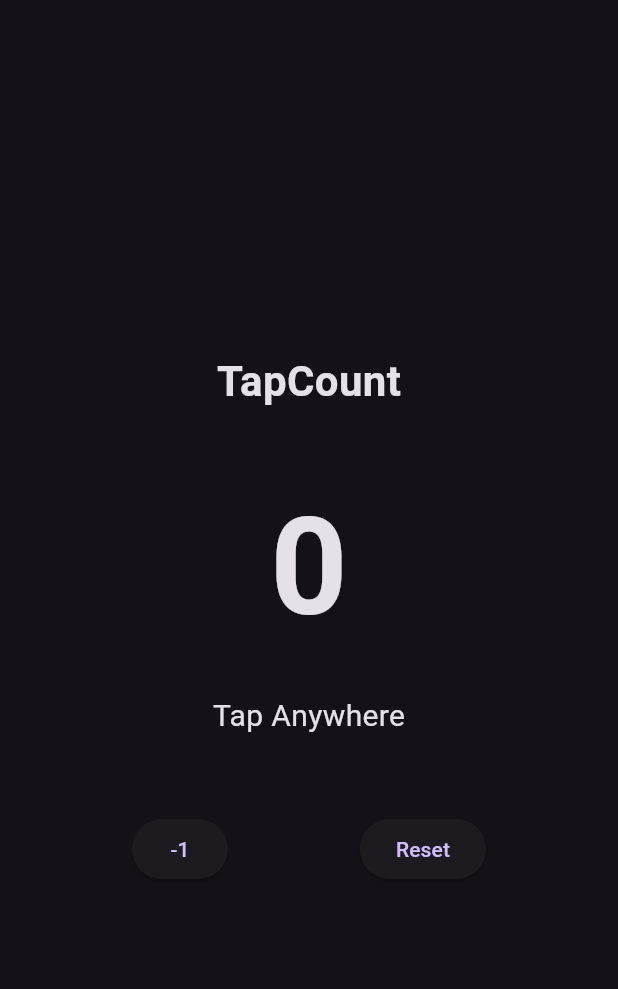
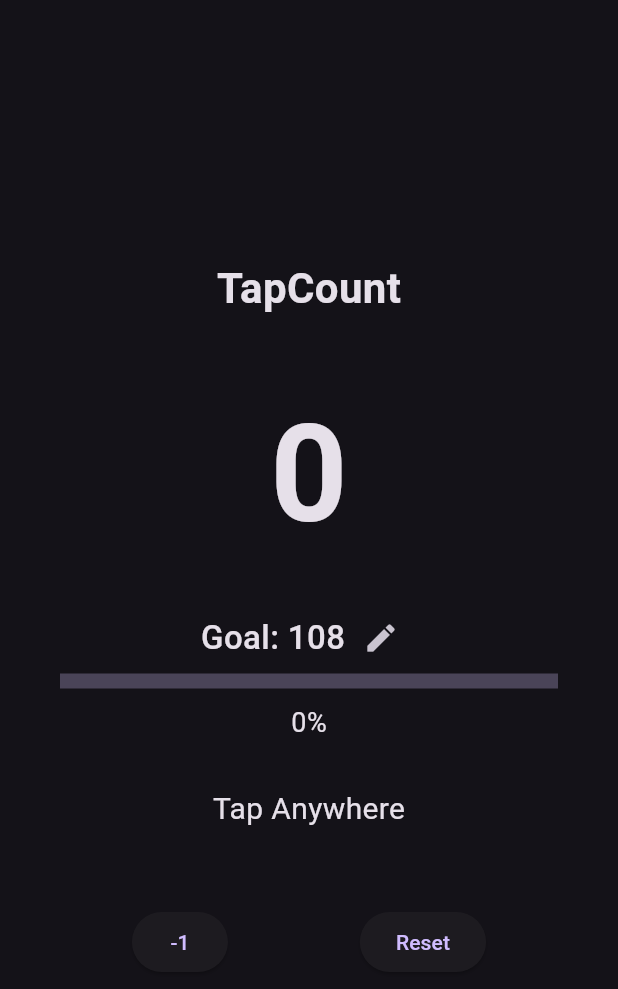
Before and after one commit to ishithasolanki162-bit/tapcount, a Flutter app: the screen it shows after launch, on a phone screen of 412 x 824 dp. Shown: the top 989 px of the screen. Run offline on Flutter 3.47's test engine with Material 3 defaults, Android fonts, the phone set to English and light mode, and no system bars; our stand-ins replace shared_preferences, vibration.

Commit message:
add custom daily goals with persistence

```diff
--- a/lib/screens/home_screen.dart
+++ b/lib/screens/home_screen.dart
@@ -11,28 +11,31 @@ class HomeScreen extends StatefulWidget {
 
 class _HomeScreenState extends State<HomeScreen> {
 int count = 0;
+int goal = 108;
 
 @override
 void initState() {
 super.initState();
-    loadCount();
+loadData();
 }
 
-  Future<void> loadCount() async {
+Future<void> loadData() async {
 count = await StorageService.loadCount();
+goal = await StorageService.loadGoal();
 setState(() {});
 }
 
 Future<void> increment() async {
 count++;
 
-    if (await Vibration.hasVibrator() ) {
+if (await Vibration.hasVibrator()) {
   Vibration.vibrate(duration: 30);
 }
 
 await StorageService.saveCount(count);
 
 setState(() {});
+
 }
 
 Future<void> decrement() async {
@@ -49,17 +52,63 @@ class _HomeScreenState extends State<HomeScreen> {
 setState(() {});
 }
 
+Future<void> setGoal() async {
+final controller = TextEditingController(
+text: goal.toString(),
+);
+
+await showDialog(
+  context: context,
+  builder: (context) => AlertDialog(
+    title: const Text("Set Goal"),
+    content: TextField(
+      controller: controller,
+      keyboardType: TextInputType.number,
+      decoration: const InputDecoration(
+        hintText: "Enter goal",
+      ),
+    ),
+    actions: [
+      TextButton(
+        onPressed: () => Navigator.pop(context),
+        child: const Text("Cancel"),
+      ),
+      TextButton(
+        onPressed: () {
+          final value =
+              int.tryParse(controller.text);
+
+          if (value != null && value > 0) {
+            setState(() {
+              goal = value;
+            });
+            StorageService.saveGoal(goal);
+          }
+
+          Navigator.pop(context);
+        },
+        child: const Text("Save"),
+      ),
+    ],
+  ),
+);
+
+}
+
 @override
 Widget build(BuildContext context) {
+double progress =
+(count / goal).clamp(0.0, 1.0);
+
 return Scaffold(
   body: GestureDetector(
     behavior: HitTestBehavior.opaque,
     onTap: increment,
     child: SafeArea(
       child: Column(
-            mainAxisAlignment: MainAxisAlignment.center,
+        mainAxisAlignment:
+            MainAxisAlignment.center,
         children: [
-
           const Text(
             "TapCount",
             style: TextStyle(
@@ -80,17 +129,75 @@ class _HomeScreenState extends State<HomeScreen> {
 
           const SizedBox(height: 20),
 
+          Row(
+            mainAxisAlignment:
+                MainAxisAlignment.center,
+            children: [
+              Text(
+                "Goal: $goal",
+                style: const TextStyle(
+                  fontSize: 22,
+                  fontWeight: FontWeight.w500,
+                ),
+              ),
+
+              IconButton(
+                onPressed: setGoal,
+                icon: const Icon(Icons.edit),
+              ),
+            ],
+          ),
+
+          Padding(
+            padding:
+                const EdgeInsets.symmetric(
+              horizontal: 40,
+            ),
+            child: LinearProgressIndicator(
+              value: progress,
+              minHeight: 10,
+            ),
+          ),
+
+          const SizedBox(height: 10),
+
+          Text(
+            "${(progress * 100).toInt()}%",
+            style: const TextStyle(
+              fontSize: 18,
+            ),
+          ),
+
+          if (count >= goal)
+            const Padding(
+              padding:
+                  EdgeInsets.only(top: 10),
+              child: Text(
+                "🎉 Goal Reached!",
+                style: TextStyle(
+                  fontSize: 20,
+                  fontWeight:
+                      FontWeight.bold,
+                  color: Colors.green,
+                ),
+              ),
+            ),
+
+          const SizedBox(height: 30),
+
           const Text(
             "Tap Anywhere",
-                style: TextStyle(fontSize: 20),
+            style: TextStyle(
+              fontSize: 20,
+            ),
           ),
 
           const SizedBox(height: 50),
 
           Row(
-                mainAxisAlignment: MainAxisAlignment.spaceEvenly,
+            mainAxisAlignment:
+                MainAxisAlignment.spaceEvenly,
             children: [
-
               ElevatedButton(
                 onPressed: decrement,
                 child: const Text("-1"),
@@ -100,7 +207,6 @@ class _HomeScreenState extends State<HomeScreen> {
                 onPressed: resetCounter,
                 child: const Text("Reset"),
               ),
-
             ],
           ),
         ],
@@ -108,5 +214,6 @@ class _HomeScreenState extends State<HomeScreen> {
     ),
   ),
 );
+
 }
 }
--- a/lib/services/storage_service.dart
+++ b/lib/services/storage_service.dart
@@ -2,6 +2,7 @@ import 'package:shared_preferences/shared_preferences.dart';
 
 class StorageService {
   static const String countKey = "count";
+  static const String goalKey = "goal";
 
   static Future<void> saveCount(int count) async {
     final prefs = await SharedPreferences.getInstance();
@@ -12,4 +13,14 @@ class StorageService {
     final prefs = await SharedPreferences.getInstance();
     return prefs.getInt(countKey) ?? 0;
   }
+
+  static Future<void> saveGoal(int goal) async {
+    final prefs = await SharedPreferences.getInstance();
+    await prefs.setInt(goalKey, goal);
+  }
+
+  static Future<int> loadGoal() async {
+    final prefs = await SharedPreferences.getInstance();
+    return prefs.getInt(goalKey) ?? 108;
+  }
 }
```
Lines whose indentation alone changed are shown as unchanged.
